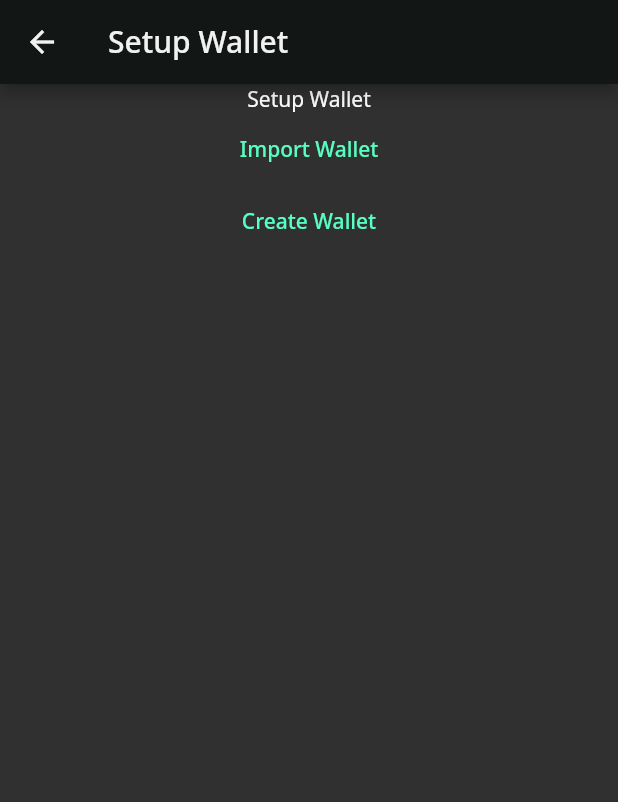
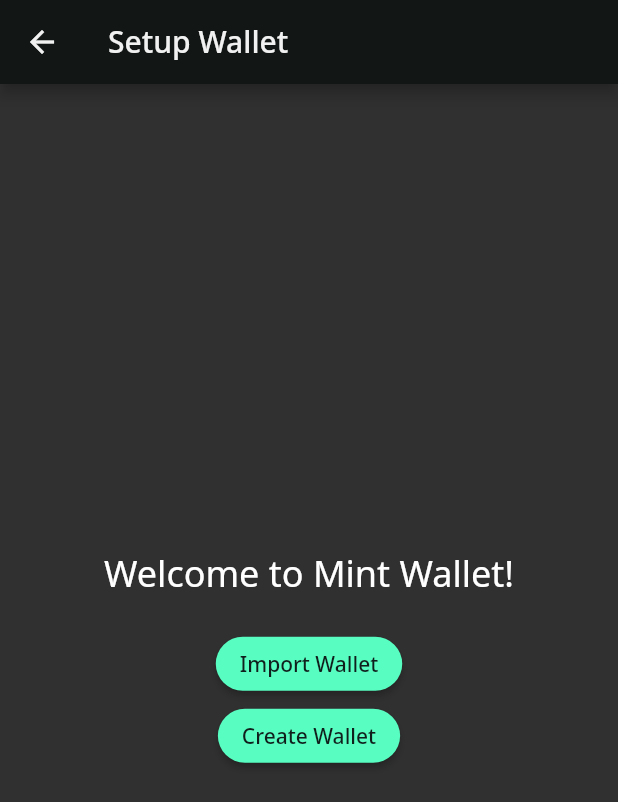
Before and after one commit to FixedLocally/wallet, a Flutter app: the SetupRoute screen opened directly, on a phone screen of 412 x 824 dp. Shown: the top 802 px of the screen. Run offline on Flutter 3.47's test engine with Material 2 defaults, Android fonts, the phone set to English and light mode, and no system bars; our stand-ins replace cached_network_image, flutter_cache_manager, flutter_secure_storage, flutter_slidable, flutter_svg, local_auth and 5 more; missing offline and left inert: bip39, jupiter_aggregator, mobile_scanner, solana; accounts and stored records are empty.

Commit message:
chore: changed wording and icons

```diff
--- a/lib/l10n/intl_en.arb
+++ b/lib/l10n/intl_en.arb
@@ -41,6 +41,7 @@
   "removeKeyWalletContent": "This will remove the wallet from this list, make sure you have a backup of your private key.",
   "delegationWarning": "%s %s is currently delegated to:\n%s.\n\nUnlike on EVM chains, token delegations beyond the scope of a transaction are typically not needed since most contract interactions atomically transfer the necessary tokens, and will not need access to your funds at a later time.\nPlease consider revoking the delegation.",
   "setupWallet": "Setup Wallet",
+  "setupWalletContent": "Welcome to Mint Wallet!",
   "revoke": "Revoke",
   "message": "Message",
   "revokingDelegation": "Revoking delegation...",
--- a/lib/routes/home.dart
+++ b/lib/routes/home.dart
@@ -249,7 +249,7 @@
             label: "",
           ),
           BottomNavigationBarItem(
-            icon: Icon(Icons.collections),
+            icon: Icon(Icons.paid),
             label: "",
           ),
           BottomNavigationBarItem(
--- a/lib/routes/setup.dart
+++ b/lib/routes/setup.dart
@@ -23,9 +23,11 @@
       ),
       body: Center(
         child: Column(
+          mainAxisAlignment: MainAxisAlignment.center,
           children: [
-            Text(S.current.setupWallet),
-            TextButton(
+            Text(S.current.setupWalletContent, style: Theme.of(context).textTheme.headline5,),
+            const SizedBox(height: 20,),
+            ElevatedButton(
               child: Text(S.current.importWallet),
               onPressed: () {
                 // Navigator.pushReplacement(context, MaterialPageRoute(
@@ -35,7 +37,7 @@
                 // ));
               },
             ),
-            TextButton(
+            ElevatedButton(
               child: Text(S.current.createWallet),
               onPressed: () {
                 showDialog(
--- a/lib/routes/tokens/yield.dart
+++ b/lib/routes/tokens/yield.dart
@@ -72,7 +72,7 @@
                 SizedBox(width: 16),
                 SizedBox(
                   width: 64,
-                  child: Text(S.current.pay),
+                  child: Text(S.current.deposit),
                 ),
                 Expanded(
                   child: Utils.wrapField(
```
Also changed, not shown: lib/generated/intl/messages_en.dart, lib/generated/l10n.dart.
